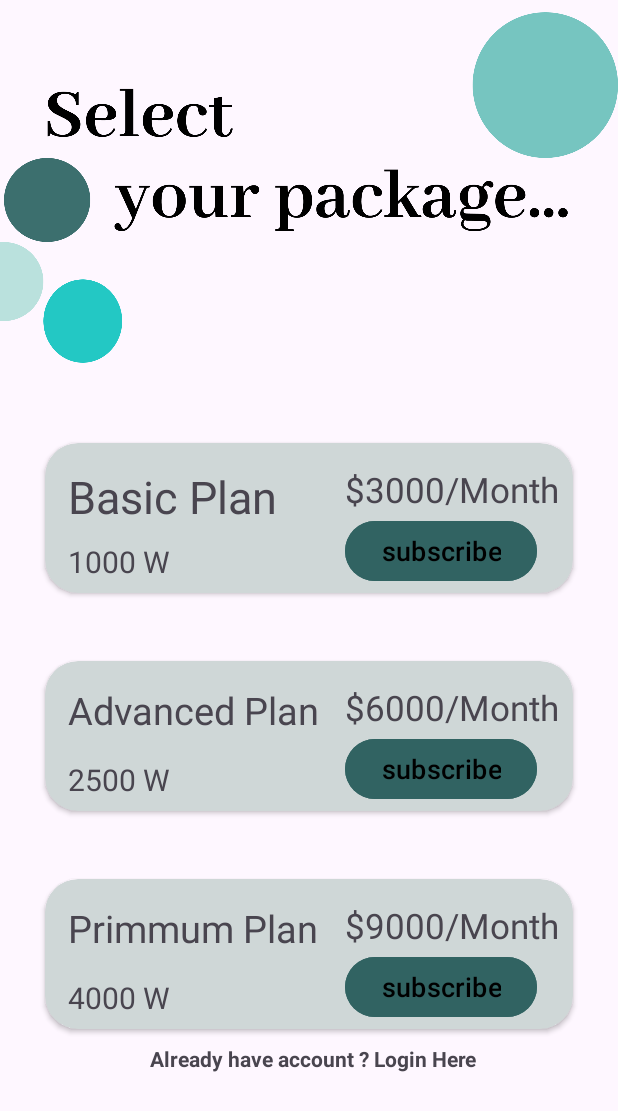
After one commit to mostafaahmd/Power_App_GP, an Android app: the PackageFragment screen opened through its navigation route, on a phone screen of 412 x 824 dp. The commit adds this screen. Shown: the top 1111 px of the screen. Run offline under Robolectric (Android 15) with nearby library versions, the phone set to English and light mode, and no system bars.

Commit message:
Second Commit

```diff
--- a/app/build.gradle.kts
+++ b/app/build.gradle.kts
@@ -43,9 +43,12 @@ dependencies {
     implementation("androidx.constraintlayout:constraintlayout:2.1.4")
     implementation("com.google.ar.sceneform:filament-android:1.17.1")
     implementation("androidx.activity:activity:1.8.0")
+    implementation("androidx.navigation:navigation-runtime-ktx:2.7.7")
+    implementation("androidx.navigation:navigation-fragment:2.7.7")
     testImplementation("junit:junit:4.13.2")
     androidTestImplementation("androidx.test.ext:junit:1.1.5")
     androidTestImplementation("androidx.test.espresso:espresso-core:3.5.1")
     implementation("com.squareup.okhttp3:okhttp:4.12.0")
 
+
 }
--- a/app/src/main/java/com/example/powerapp/HomeFragment.kt
+++ b/app/src/main/java/com/example/powerapp/HomeFragment.kt
@@ -36,6 +36,7 @@ class HomeFragment : Fragment() {
     }
      override fun onViewCreated(view: View, savedInstanceState: Bundle?) {
         super.onViewCreated(view, savedInstanceState)
+         var textViewHome = view.findViewById<TextView>(R.id.welcome_text_view)
         val progressBar = view.findViewById<ProgressBar>(R.id.offer_progress_home)
          val table = arguments?.getString("table")
         val textView = view.findViewById<TextView>(R.id.text_view_home)
@@ -62,6 +63,7 @@ class HomeFragment : Fragment() {
                     val responseData = response.body!!.string()
                     activity?.runOnUiThread {
                         // textView.text = responseData
+                        textViewHome.text = username
                         progressBar.progress = responseData.toIntOrNull() ?: 0
                     }
                 } else {
--- /dev/null
+++ b/app/src/main/java/com/example/powerapp/PackageFragment.kt
@@ -0,0 +1,59 @@
+package com.example.powerapp
+
+import android.os.Bundle
+import android.view.LayoutInflater
+import android.view.View
+import android.view.ViewGroup
+import androidx.fragment.app.Fragment
+
+// TODO: Rename parameter arguments, choose names that match
+// the fragment initialization parameters, e.g. ARG_ITEM_NUMBER
+private const val ARG_PARAM1 = "param1"
+private const val ARG_PARAM2 = "param2"
+
+/**
+ * A simple [Fragment] subclass.
+ * Use the [PackageFragment.newInstance] factory method to
+ * create an instance of this fragment.
+ */
+class PackageFragment : Fragment() {
+    // TODO: Rename and change types of parameters
+    private var param1: String? = null
+    private var param2: String? = null
+
+    override fun onCreate(savedInstanceState: Bundle?) {
+        super.onCreate(savedInstanceState)
+        arguments?.let {
+            param1 = it.getString(ARG_PARAM1)
+            param2 = it.getString(ARG_PARAM2)
+        }
+    }
+
+    override fun onCreateView(
+        inflater: LayoutInflater, container: ViewGroup?,
+        savedInstanceState: Bundle?
+    ): View? {
+        // Inflate the layout for this fragment
+        return inflater.inflate(R.layout.fragment_package, container, false)
+    }
+
+    companion object {
+        /**
+         * Use this factory method to create a new instance of
+         * this fragment using the provided parameters.
+         *
+         * @param param1 Parameter 1.
+         * @param param2 Parameter 2.
+         * @return A new instance of fragment PackageFragment.
+         */
+        // TODO: Rename and change types and number of parameters
+        @JvmStatic
+        fun newInstance(param1: String, param2: String) =
+            PackageFragment().apply {
+                arguments = Bundle().apply {
+                    putString(ARG_PARAM1, param1)
+                    putString(ARG_PARAM2, param2)
+                }
+            }
+    }
+}
--- /dev/null
+++ b/app/src/main/java/com/example/powerapp/RegisterationFragment.kt
@@ -0,0 +1,63 @@
+package com.example.powerapp
+
+import android.os.Bundle
+import android.view.LayoutInflater
+import android.view.View
+import android.view.ViewGroup
+import android.widget.Button
+import androidx.fragment.app.Fragment
+import androidx.navigation.findNavController
+
+// TODO: Rename parameter arguments, choose names that match
+// the fragment initialization parameters, e.g. ARG_ITEM_NUMBER
+private const val ARG_PARAM1 = "param1"
+private const val ARG_PARAM2 = "param2"
+
+/**
+ * A simple [Fragment] subclass.
+ * Use the [RegisterationFragment.newInstance] factory method to
+ * create an instance of this fragment.
+ */
+class RegisterationFragment : Fragment() {
+    // TODO: Rename and change types of parameters
+    private var param1: String? = null
+    private var param2: String? = null
+
+    override fun onCreateView(
+        inflater: LayoutInflater, container: ViewGroup?,
+        savedInstanceState: Bundle?
+    ): View? {
+        // Inflate the layout for this fragment
+        return inflater.inflate(R.layout.fragment_registeration, container, false)
+    }
+
+    override fun onViewCreated(view: View, savedInstanceState: Bundle?) {
+        super.onViewCreated(view, savedInstanceState)
+
+
+        val button = view.findViewById<Button>(R.id.next_button)
+        button.setOnClickListener {
+            view.findNavController().navigate(R.id.action_registerFragment_to_packageFragment)
+        }
+    }
+
+    companion object {
+        /**
+         * Use this factory method to create a new instance of
+         * this fragment using the provided parameters.
+         *
+         * @param param1 Parameter 1.
+         * @param param2 Parameter 2.
+         * @return A new instance of fragment RegisterationFragment.
+         */
+        // TODO: Rename and change types and number of parameters
+        @JvmStatic
+        fun newInstance(param1: String, param2: String) =
+            RegisterationFragment().apply {
+                arguments = Bundle().apply {
+                    putString(ARG_PARAM1, param1)
+                    putString(ARG_PARAM2, param2)
+                }
+            }
+    }
+}
--- /dev/null
+++ b/app/src/main/java/com/example/powerapp/RegisterationScreen.kt
@@ -0,0 +1,19 @@
+package com.example.powerapp
+
+import android.os.Bundle
+import androidx.activity.enableEdgeToEdge
+import androidx.appcompat.app.AppCompatActivity
+import androidx.navigation.fragment.NavHostFragment
+
+class RegisterationScreen : AppCompatActivity() {
+    override fun onCreate(savedInstanceState: Bundle?) {
+        super.onCreate(savedInstanceState)
+        enableEdgeToEdge()
+        setContentView(R.layout.activity_registeration_screen)
+
+
+        val navHostFragment = supportFragmentManager.findFragmentById(R.id.nav_host_fragment) as NavHostFragment
+        val navController = navHostFragment.navController
+
+    }
+}
--- /dev/null
+++ b/app/src/main/res/layout/activity_registeration_screen.xml
@@ -0,0 +1,27 @@
+<?xml version="1.0" encoding="utf-8"?>
+<FrameLayout xmlns:android="http://schemas.android.com/apk/res/android"
+    xmlns:app="http://schemas.android.com/apk/res-auto"
+    xmlns:tools="http://schemas.android.com/tools"
+    android:id="@+id/activity_reg"
+    android:layout_width="match_parent"
+    android:layout_height="match_parent"
+    tools:context=".RegisterationScreen">
+
+    <androidx.constraintlayout.widget.ConstraintLayout
+        android:layout_width="match_parent"
+        android:layout_height="match_parent">
+
+        <fragment
+            android:id="@+id/nav_host_fragment"
+            android:name="androidx.navigation.fragment.NavHostFragment"
+            android:layout_width="0dp"
+            android:layout_height="0dp"
+            app:layout_constraintLeft_toLeftOf="parent"
+            app:layout_constraintRight_toRightOf="parent"
+            app:layout_constraintTop_toTopOf="parent"
+            app:layout_constraintBottom_toBottomOf="parent"
+            app:defaultNavHost="true"
+            app:navGraph="@navigation/nav_map" />
+    </androidx.constraintlayout.widget.ConstraintLayout>
+
+</FrameLayout>
--- a/app/src/main/res/layout/fragment_home.xml
+++ b/app/src/main/res/layout/fragment_home.xml
@@ -36,6 +36,7 @@
 
 
             <TextView
+                android:id="@+id/welcome_text_view"
                 android:layout_width="wrap_content"
                 android:layout_height="wrap_content"
                 android:layout_marginLeft="150dp"
--- /dev/null
+++ b/app/src/main/res/layout/fragment_package.xml
@@ -0,0 +1,179 @@
+<?xml version="1.0" encoding="utf-8"?>
+<FrameLayout xmlns:android="http://schemas.android.com/apk/res/android"
+    xmlns:app="http://schemas.android.com/apk/res-auto"
+    xmlns:tools="http://schemas.android.com/tools"
+    android:layout_width="match_parent"
+    android:layout_height="match_parent"
+    tools:context=".PackageFragment">
+<androidx.constraintlayout.widget.ConstraintLayout
+    android:layout_width="match_parent"
+    android:layout_height="match_parent">
+
+    <ImageView
+        android:id="@+id/select_package"
+        android:layout_width="wrap_content"
+        android:layout_height="250dp"
+        android:src="@drawable/selectyourpackage"
+        app:layout_constraintStart_toStartOf="parent"
+        app:layout_constraintTop_toTopOf="parent" />
+    <androidx.cardview.widget.CardView
+        android:id="@+id/basic_plan"
+        android:backgroundTint="@color/light_gray"
+        android:layout_marginTop="45sp"
+        app:layout_constraintStart_toStartOf="parent"
+        app:layout_constraintTop_toBottomOf="@id/select_package"
+        android:layout_width="match_parent"
+        android:layout_marginHorizontal="30dp"
+        app:cardCornerRadius="22sp"
+        android:layout_height="100dp">
+<TextView
+    android:layout_marginTop="15dp"
+    android:layout_marginStart="15dp"
+    android:layout_width="wrap_content"
+    android:layout_height="wrap_content"
+    android:text="Basic Plan"
+    style="bold"
+    android:textSize="30dp"/>
+        <TextView
+            android:backgroundTint="@color/dark_green"
+            android:layout_marginTop="65dp"
+            android:layout_marginStart="15dp"
+            android:textSize="20dp"
+            android:layout_width="wrap_content"
+            android:layout_height="wrap_content"
+            android:text="1000 W"/>
+
+        <TextView
+            android:layout_marginTop="15dp"
+            android:layout_marginStart="200dp"
+            android:layout_width="wrap_content"
+            android:layout_height="wrap_content"
+            android:text="$3000/Month"
+            style="bold"
+            android:textSize="23dp"/>
+
+        <Button
+            android:layout_width="wrap_content"
+            android:layout_height="wrap_content"
+            android:layout_marginStart="200dp"
+            android:layout_marginTop="48dp"
+            android:text="subscribe"
+            android:backgroundTint="@color/dark_green"
+            android:textSize="18dp"
+            android:textColor="@color/black"
+            />
+
+    </androidx.cardview.widget.CardView>
+    <androidx.cardview.widget.CardView
+        android:id="@+id/Advanced_plan"
+        android:backgroundTint="@color/light_gray"
+        android:layout_marginTop="45sp"
+        app:layout_constraintStart_toStartOf="@id/basic_plan"
+        app:layout_constraintTop_toBottomOf="@id/basic_plan"
+        android:layout_width="match_parent"
+        android:layout_marginHorizontal="30dp"
+        app:cardCornerRadius="22sp"
+        android:layout_height="100dp">
+        <TextView
+            android:layout_marginTop="15dp"
+            android:layout_marginStart="15dp"
+            android:layout_width="wrap_content"
+            android:layout_height="wrap_content"
+            android:text="Advanced Plan"
+            style="bold"
+            android:textSize="25dp"/>
+        <TextView
+            android:backgroundTint="@color/dark_green"
+            android:layout_marginTop="65dp"
+            android:layout_marginStart="15dp"
+            android:textSize="20dp"
+            android:layout_width="wrap_content"
+            android:layout_height="wrap_content"
+            android:text="2500 W"/>
+
+        <TextView
+            android:layout_marginTop="15dp"
+            android:layout_marginStart="200dp"
+            android:layout_width="wrap_content"
+            android:layout_height="wrap_content"
+            android:text="$6000/Month"
+            style="bold"
+            android:textSize="23dp"/>
+
+        <Button
+            android:layout_width="wrap_content"
+            android:layout_height="wrap_content"
+            android:layout_marginStart="200dp"
+            android:layout_marginTop="48dp"
+            android:text="subscribe"
+            android:backgroundTint="@color/dark_green"
+            android:textSize="18dp"
+            android:textColor="@color/black"
+            />
+
+    </androidx.cardview.widget.CardView>
+    <androidx.cardview.widget.CardView
+        android:id="@+id/Primmum_plan"
+        android:backgroundTint="@color/light_gray"
+        android:layout_marginTop="45sp"
+        app:layout_constraintStart_toStartOf="@id/Advanced_plan"
+        app:layout_constraintTop_toBottomOf="@id/Advanced_plan"
+        android:layout_width="match_parent"
+        android:layout_marginHorizontal="30dp"
+        app:cardCornerRadius="22sp"
+        android:layout_height="100dp">
+        <TextView
+            android:layout_marginTop="15dp"
+            android:layout_marginStart="15dp"
+            android:layout_width="wrap_content"
+            android:layout_height="wrap_content"
+            android:text="Primmum Plan"
+            style="bold"
+            android:textSize="25dp"/>
+        <TextView
+            android:backgroundTint="@color/dark_green"
+            android:layout_marginTop="65dp"
+            android:layout_marginStart="15dp"
+            android:textSize="20dp"
+            android:layout_width="wrap_content"
+            android:layout_height="wrap_content"
+            android:text="4000 W"/>
+
+        <TextView
+            android:layout_marginTop="15dp"
+            android:layout_marginStart="200dp"
+            android:layout_width="wrap_content"
+            android:layout_height="wrap_content"
+            android:text="$9000/Month"
+            style="bold"
+            android:textSize="23dp"/>
+
+        <Button
+            android:layout_width="wrap_content"
+            android:layout_height="wrap_content"
+            android:layout_marginStart="200dp"
+            android:layout_marginTop="48dp"
+            android:text="subscribe"
+            android:backgroundTint="@color/dark_green"
+            android:textSize="18dp"
+            android:textColor="@color/black"
+            />
+
+    </androidx.cardview.widget.CardView>
+
+    <TextView
+        app:layout_constraintTop_toBottomOf="@id/Primmum_plan"
+        app:layout_constraintStart_toStartOf="parent"
+        android:layout_marginStart="100dp"
+        android:id="@+id/registerPrompt"
+        android:layout_width="wrap_content"
+        android:layout_height="wrap_content"
+        android:layout_marginTop="10dp"
+        android:text="Already have account ? Login Here"
+        android:textStyle="bold" />
+</androidx.constraintlayout.widget.ConstraintLayout>
+
+
+
+
+</FrameLayout>
--- /dev/null
+++ b/app/src/main/res/navigation/nav_map.xml
@@ -0,0 +1,23 @@
+<?xml version="1.0" encoding="utf-8"?>
+<navigation xmlns:android="http://schemas.android.com/apk/res/android"
+             xmlns:app="http://schemas.android.com/apk/res-auto"
+    xmlns:tools="http://schemas.android.com/tools"
+    android:id="@+id/nav_map"
+    app:startDestination="@id/frame_register">
+
+    <fragment
+        android:id="@+id/frame_register"
+        android:name="com.example.powerapp.RegisterationFragment"
+        android:label="HomeFragment">
+
+        <action
+            android:id="@+id/action_registerFragment_to_packageFragment"
+            app:destination="@id/frame_package" />
+    </fragment>
+
+    <fragment
+        android:id="@+id/frame_package"
+        android:name="com.example.powerapp.PackageFragment"
+        android:label="OtherFragment"
+        tools:ignore="MissingClass" />
+</navigation>
```
Also changed, not shown: app/src/main/AndroidManifest.xml (+12 -5 lines), app/src/main/res/layout/fragment_registeration.xml (added, +120 -0 lines), app/src/main/res/drawable/mobilelogin.png (added), app/src/main/res/drawable/pleaseregister.png (added), app/src/main/res/drawable/selectyourpackage.png (added), 900 other files.
